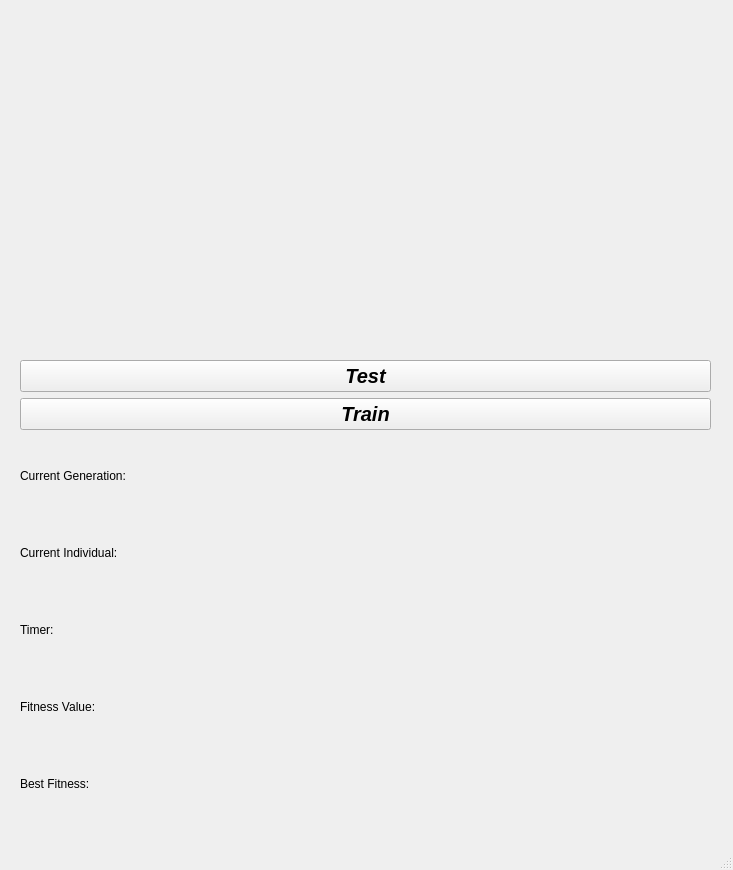
Above: evolutionary_robots/obstacle_avoidance/gui/evolution_robot.ui from TheRoboticsClub/colab-gsoc2020-Sakshay_Mahna before the change. Below: the same form after it.
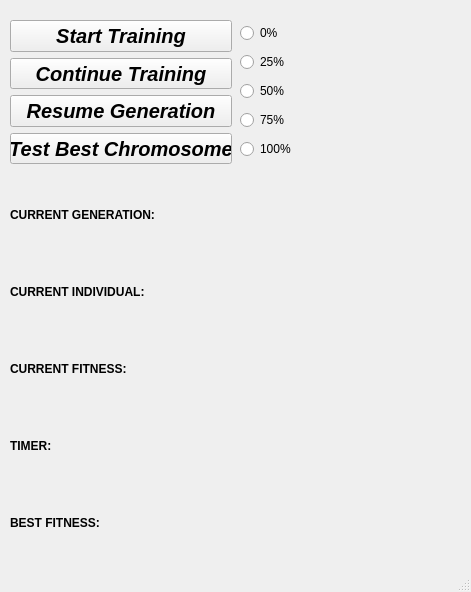
That is the form after the change.

The edit to the form file:
```diff
--- a/evolutionary_robots/obstacle_avoidance/gui/evolution_robot.ui
+++ b/evolutionary_robots/obstacle_avoidance/gui/evolution_robot.ui
@@ -6,8 +6,8 @@
    <rect>
     <x>0</x>
     <y>0</y>
-    <width>733</width>
-    <height>870</height>
+    <width>471</width>
+    <height>592</height>
    </rect>
   </property>
   <property name="windowTitle">
@@ -17,8 +17,8 @@
    <widget class="QWidget" name="verticalLayoutWidget">
     <property name="geometry">
      <rect>
-      <x>580</x>
-      <y>680</y>
+      <x>300</x>
+      <y>420</y>
       <width>151</width>
       <height>141</height>
      </rect>
@@ -28,9 +28,9 @@
    <widget class="QWidget" name="layoutWidget">
     <property name="geometry">
      <rect>
-      <x>20</x>
-      <y>440</y>
-      <width>251</width>
+      <x>10</x>
+      <y>180</y>
+      <width>181</width>
       <height>379</height>
      </rect>
     </property>
@@ -38,76 +38,50 @@
      <item>
       <widget class="QLabel" name="generation">
        <property name="text">
-        <string>Current Generation: </string>
+        <string>&lt;html&gt;&lt;head/&gt;&lt;body&gt;&lt;p&gt;&lt;span style=&quot; font-weight:600;&quot;&gt;CURRENT GENERATION: &lt;/span&gt;&lt;/p&gt;&lt;/body&gt;&lt;/html&gt;</string>
        </property>
       </widget>
      </item>
      <item>
       <widget class="QLabel" name="individual">
        <property name="text">
-        <string>Current Individual: </string>
-       </property>
-      </widget>
-     </item>
-     <item>
-      <widget class="QLabel" name="timer">
-       <property name="text">
-        <string>Timer: </string>
+        <string>&lt;html&gt;&lt;head/&gt;&lt;body&gt;&lt;p&gt;&lt;span style=&quot; font-weight:600;&quot;&gt;CURRENT INDIVIDUAL: &lt;/span&gt;&lt;/p&gt;&lt;/body&gt;&lt;/html&gt;</string>
        </property>
       </widget>
      </item>
      <item>
       <widget class="QLabel" name="fitness">
        <property name="text">
-        <string>Fitness Value: </string>
+        <string>&lt;html&gt;&lt;head/&gt;&lt;body&gt;&lt;p&gt;&lt;span style=&quot; font-weight:600;&quot;&gt;CURRENT FITNESS:&lt;/span&gt;&lt;/p&gt;&lt;/body&gt;&lt;/html&gt;</string>
+       </property>
+      </widget>
+     </item>
+     <item>
+      <widget class="QLabel" name="timer">
+       <property name="text">
+        <string>&lt;html&gt;&lt;head/&gt;&lt;body&gt;&lt;p&gt;&lt;span style=&quot; font-weight:600;&quot;&gt;TIMER: &lt;/span&gt;&lt;/p&gt;&lt;/body&gt;&lt;/html&gt;</string>
        </property>
       </widget>
      </item>
      <item>
       <widget class="QLabel" name="best_fitness">
        <property name="text">
-        <string>Best Fitness: </string>
+        <string>&lt;html&gt;&lt;head/&gt;&lt;body&gt;&lt;p&gt;&lt;span style=&quot; font-weight:600;&quot;&gt;BEST FITNESS: &lt;/span&gt;&lt;/p&gt;&lt;/body&gt;&lt;/html&gt;</string>
        </property>
       </widget>
      </item>
     </layout>
    </widget>
-   <widget class="QWidget" name="verticalLayoutWidget_2">
-    <property name="geometry">
-     <rect>
-      <x>19</x>
-      <y>19</y>
-      <width>691</width>
-      <height>331</height>
-     </rect>
-    </property>
-    <layout class="QVBoxLayout" name="graphLayout"/>
-   </widget>
    <widget class="QWidget" name="layoutWidget_2">
     <property name="geometry">
      <rect>
-      <x>20</x>
-      <y>360</y>
-      <width>691</width>
-      <height>70</height>
+      <x>10</x>
+      <y>20</y>
+      <width>222</width>
+      <height>144</height>
      </rect>
     </property>
-    <layout class="QVBoxLayout" name="verticalLayout">
-     <item>
-      <widget class="QPushButton" name="testButton">
-       <property name="font">
-        <font>
-         <pointsize>15</pointsize>
-         <weight>75</weight>
-         <italic>true</italic>
-         <bold>true</bold>
-        </font>
-       </property>
-       <property name="text">
-        <string>Test</string>
-       </property>
-      </widget>
-     </item>
+    <layout class="QVBoxLayout" name="buttonLayout">
      <item>
       <widget class="QPushButton" name="trainButton">
        <property name="font">
@@ -119,33 +93,151 @@
         </font>
        </property>
        <property name="text">
-        <string>Train</string>
+        <string>Start Training</string>
        </property>
       </widget>
      </item>
+     <item>
+      <widget class="QPushButton" name="continueButton">
+       <property name="font">
+        <font>
+         <pointsize>15</pointsize>
+         <weight>75</weight>
+         <italic>true</italic>
+         <bold>true</bold>
+        </font>
+       </property>
+       <property name="text">
+        <string>Continue Training</string>
+       </property>
+      </widget>
+     </item>
+     <item>
+      <widget class="QPushButton" name="generationButton">
+       <property name="font">
+        <font>
+         <pointsize>15</pointsize>
+         <weight>75</weight>
+         <italic>true</italic>
+         <bold>true</bold>
+        </font>
+       </property>
+       <property name="text">
+        <string>Resume Generation</string>
+       </property>
+      </widget>
+     </item>
+     <item>
+      <widget class="QPushButton" name="bestButton">
+       <property name="font">
+        <font>
+         <pointsize>15</pointsize>
+         <weight>75</weight>
+         <italic>true</italic>
+         <bold>true</bold>
+        </font>
+       </property>
+       <property name="text">
+        <string>Test Best Chromosome</string>
+       </property>
+      </widget>
+     </item>
     </layout>
    </widget>
    <widget class="QWidget" name="verticalLayoutWidget_3">
     <property name="geometry">
      <rect>
-      <x>279</x>
-      <y>439</y>
-      <width>451</width>
-      <height>231</height>
+      <x>210</x>
+      <y>180</y>
+      <width>81</width>
+      <height>379</height>
      </rect>
     </property>
-    <layout class="QVBoxLayout" name="plotLayout"/>
+    <layout class="QVBoxLayout" name="valueLayout">
+     <item>
+      <widget class="QLabel" name="generation_value">
+       <property name="text">
+        <string>&lt;html&gt;&lt;head/&gt;&lt;body&gt;&lt;p&gt;&lt;br/&gt;&lt;/p&gt;&lt;/body&gt;&lt;/html&gt;</string>
+       </property>
+      </widget>
+     </item>
+     <item>
+      <widget class="QLabel" name="individual_value">
+       <property name="text">
+        <string>&lt;html&gt;&lt;head/&gt;&lt;body&gt;&lt;p&gt;&lt;br/&gt;&lt;/p&gt;&lt;/body&gt;&lt;/html&gt;</string>
+       </property>
+      </widget>
+     </item>
+     <item>
+      <widget class="QLabel" name="fitness_value">
+       <property name="text">
+        <string>&lt;html&gt;&lt;head/&gt;&lt;body&gt;&lt;p&gt;&lt;br/&gt;&lt;/p&gt;&lt;/body&gt;&lt;/html&gt;</string>
+       </property>
+      </widget>
+     </item>
+     <item>
+      <widget class="QLabel" name="timer_value">
+       <property name="text">
+        <string>&lt;html&gt;&lt;head/&gt;&lt;body&gt;&lt;p&gt;&lt;br/&gt;&lt;/p&gt;&lt;/body&gt;&lt;/html&gt;</string>
+       </property>
+      </widget>
+     </item>
+     <item>
+      <widget class="QLabel" name="best_fitness_value">
+       <property name="text">
+        <string>&lt;html&gt;&lt;head/&gt;&lt;body&gt;&lt;p&gt;&lt;br/&gt;&lt;/p&gt;&lt;/body&gt;&lt;/html&gt;</string>
+       </property>
+      </widget>
+     </item>
+    </layout>
    </widget>
-  </widget>
-  <widget class="QMenuBar" name="menubar">
-   <property name="geometry">
-    <rect>
-     <x>0</x>
-     <y>0</y>
-     <width>733</width>
-     <height>22</height>
-    </rect>
-   </property>
+   <widget class="QWidget" name="layoutWidget_4">
+    <property name="geometry">
+     <rect>
+      <x>240</x>
+      <y>20</y>
+      <width>66</width>
+      <height>144</height>
+     </rect>
+    </property>
+    <layout class="QVBoxLayout" name="percentageLayout">
+     <item>
+      <widget class="QRadioButton" name="button_0">
+       <property name="text">
+        <string>0%</string>
+       </property>
+      </widget>
+     </item>
+     <item>
+      <widget class="QRadioButton" name="button_25">
+       <property name="text">
+        <string>25%</string>
+       </property>
+      </widget>
+     </item>
+     <item>
+      <widget class="QRadioButton" name="button_50">
+       <property name="text">
+        <string>50%</string>
+       </property>
+      </widget>
+     </item>
+     <item>
+      <widget class="QRadioButton" name="button_75">
+       <property name="text">
+        <string>75%</string>
+       </property>
+      </widget>
+     </item>
+     <item>
+      <widget class="QRadioButton" name="button_100">
+       <property name="text">
+        <string>100%</string>
+       </property>
+      </widget>
+     </item>
+    </layout>
+   </widget>
   </widget>
   <widget class="QStatusBar" name="statusbar"/>
  </widget>
```
Left out of the diff: 2 changed lines with no effect on the pictures.
